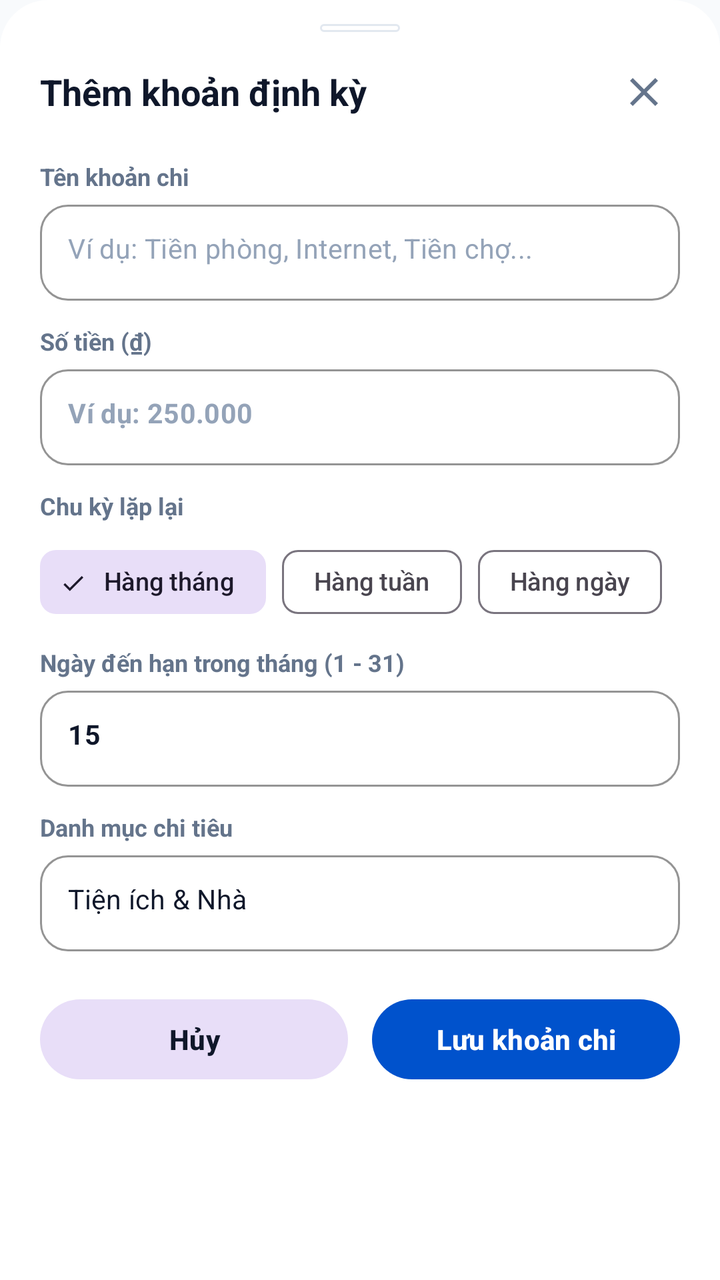
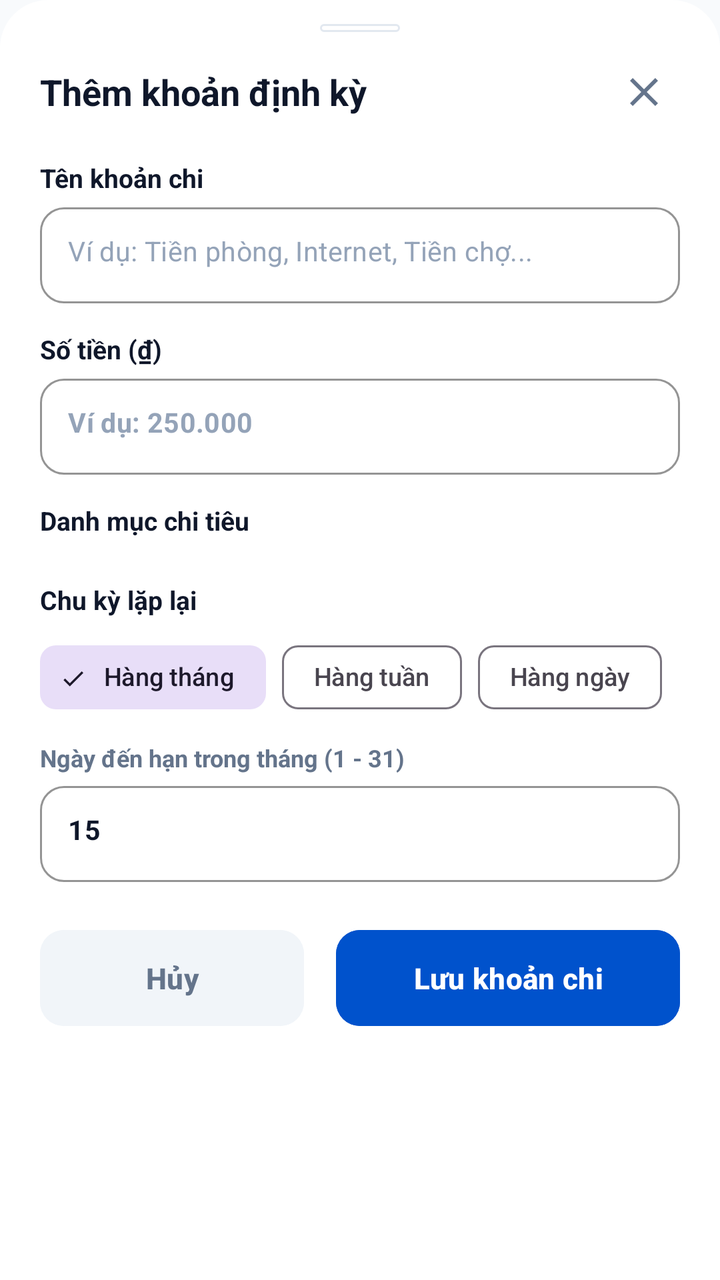

Compare the two renders of this Android layout. The source of the first and the diff that turns it into the second are given below.
<!-- AndroidManifest.xml: application theme Theme.SharedFund -->
<!-- res/layout/bottom_sheet_create_recurring_rule.xml -->
<?xml version="1.0" encoding="utf-8"?>
<LinearLayout xmlns:android="http://schemas.android.com/apk/res/android"
    xmlns:app="http://schemas.android.com/apk/res-auto"
    android:layout_width="match_parent"
    android:layout_height="wrap_content"
    android:background="@drawable/bg_bottom_sheet"
    android:orientation="vertical"
    android:paddingStart="20dp"
    android:paddingTop="12dp"
    android:paddingEnd="20dp"
    android:paddingBottom="28dp">

    <View
        android:layout_width="40dp"
        android:layout_height="4dp"
        android:layout_gravity="center_horizontal"
        android:layout_marginBottom="12dp"
        android:background="@drawable/bg_card" />

    <RelativeLayout
        android:layout_width="match_parent"
        android:layout_height="wrap_content"
        android:layout_marginBottom="16dp">

        <TextView
            android:layout_width="wrap_content"
            android:layout_height="wrap_content"
            android:layout_alignParentStart="true"
            android:layout_centerVertical="true"
            android:text="Thêm khoản định kỳ"
            android:textColor="@color/text_primary"
            android:textSize="18sp"
            android:textStyle="bold" />

        <ImageButton
            android:id="@+id/btnCreateRecurringClose"
            android:layout_width="36dp"
            android:layout_height="36dp"
            android:layout_alignParentEnd="true"
            android:layout_centerVertical="true"
            android:background="?attr/selectableItemBackgroundBorderless"
            android:contentDescription="Đóng"
            android:src="@drawable/ic_close"
            app:tint="@color/text_secondary" />
    </RelativeLayout>

    <TextView
        android:layout_width="wrap_content"
        android:layout_height="wrap_content"
        android:layout_marginBottom="6dp"
        android:text="Tên khoản chi"
        android:textColor="@color/text_secondary"
        android:textSize="12sp"
        android:textStyle="bold" />

    <com.google.android.material.textfield.TextInputLayout
        style="@style/Widget.MaterialComponents.TextInputLayout.OutlinedBox"
        android:layout_width="match_parent"
        android:layout_height="wrap_content"
        app:boxCornerRadiusBottomEnd="14dp"
        app:boxCornerRadiusBottomStart="14dp"
        app:boxCornerRadiusTopEnd="14dp"
        app:boxCornerRadiusTopStart="14dp"
        app:boxStrokeColor="@color/primary"
        app:hintEnabled="false">

        <com.google.android.material.textfield.TextInputEditText
            android:id="@+id/etRecurringTitle"
            android:layout_width="match_parent"
            android:layout_height="48dp"
            android:hint="Ví dụ: Tiền phòng, Internet, Tiền chợ..."
            android:inputType="textCapSentences"
            android:maxLines="1"
            android:paddingStart="14dp"
            android:paddingEnd="14dp"
            android:textColor="@color/text_primary"
            android:textColorHint="@color/text_tertiary"
            android:textSize="13.5sp" />
    </com.google.android.material.textfield.TextInputLayout>

    <TextView
        android:layout_width="wrap_content"
        android:layout_height="wrap_content"
        android:layout_marginTop="12dp"
        android:layout_marginBottom="6dp"
        android:text="Số tiền (₫)"
        android:textColor="@color/text_secondary"
        android:textSize="12sp"
        android:textStyle="bold" />

    <com.google.android.material.textfield.TextInputLayout
        style="@style/Widget.MaterialComponents.TextInputLayout.OutlinedBox"
        android:layout_width="match_parent"
        android:layout_height="wrap_content"
        app:boxCornerRadiusBottomEnd="14dp"
        app:boxCornerRadiusBottomStart="14dp"
        app:boxCornerRadiusTopEnd="14dp"
        app:boxCornerRadiusTopStart="14dp"
        app:boxStrokeColor="@color/primary"
        app:hintEnabled="false">

        <com.google.android.material.textfield.TextInputEditText
            android:id="@+id/etRecurringAmount"
            android:layout_width="match_parent"
            android:layout_height="48dp"
            android:hint="Ví dụ: 250.000"
            android:inputType="number"
            android:maxLines="1"
            android:paddingStart="14dp"
            android:paddingEnd="14dp"
            android:textColor="@color/text_primary"
            android:textColorHint="@color/text_tertiary"
            android:textSize="13.5sp"
            android:textStyle="bold" />
    </com.google.android.material.textfield.TextInputLayout>

    <TextView
        android:layout_width="wrap_content"
        android:layout_height="wrap_content"
        android:layout_marginTop="12dp"
        android:layout_marginBottom="6dp"
        android:text="Chu kỳ lặp lại"
        android:textColor="@color/text_secondary"
        android:textSize="12sp"
        android:textStyle="bold" />

    <com.google.android.material.chip.ChipGroup
        android:id="@+id/chipGroupFrequency"
        android:layout_width="match_parent"
        android:layout_height="wrap_content"
        app:singleSelection="true">

        <com.google.android.material.chip.Chip
            android:id="@+id/chipMonthly"
            style="@style/Widget.Material3.Chip.Filter"
            android:layout_width="wrap_content"
            android:layout_height="wrap_content"
            android:checked="true"
            android:text="Hàng tháng"
            android:textSize="12.5sp" />

        <com.google.android.material.chip.Chip
            android:id="@+id/chipWeekly"
            style="@style/Widget.Material3.Chip.Filter"
            android:layout_width="wrap_content"
            android:layout_height="wrap_content"
            android:text="Hàng tuần"
            android:textSize="12.5sp" />

        <com.google.android.material.chip.Chip
            android:id="@+id/chipDaily"
            style="@style/Widget.Material3.Chip.Filter"
            android:layout_width="wrap_content"
            android:layout_height="wrap_content"
            android:text="Hàng ngày"
            android:textSize="12.5sp" />
    </com.google.android.material.chip.ChipGroup>

    <LinearLayout
        android:id="@+id/layoutMonthlyDayPicker"
        android:layout_width="match_parent"
        android:layout_height="wrap_content"
        android:layout_marginTop="8dp"
        android:orientation="vertical">

        <TextView
            android:layout_width="wrap_content"
            android:layout_height="wrap_content"
            android:layout_marginBottom="6dp"
            android:text="Ngày đến hạn trong tháng (1 - 31)"
            android:textColor="@color/text_secondary"
            android:textSize="12sp"
            android:textStyle="bold" />

        <com.google.android.material.textfield.TextInputLayout
            style="@style/Widget.MaterialComponents.TextInputLayout.OutlinedBox"
            android:layout_width="match_parent"
            android:layout_height="wrap_content"
            app:boxCornerRadiusBottomEnd="14dp"
            app:boxCornerRadiusBottomStart="14dp"
            app:boxCornerRadiusTopEnd="14dp"
            app:boxCornerRadiusTopStart="14dp"
            app:boxStrokeColor="@color/primary"
            app:hintEnabled="false">

            <com.google.android.material.textfield.TextInputEditText
                android:id="@+id/etRecurringDay"
                android:layout_width="match_parent"
                android:layout_height="48dp"
                android:hint="Ví dụ: 15"
                android:inputType="number"
                android:maxLines="1"
                android:paddingStart="14dp"
                android:paddingEnd="14dp"
                android:text="15"
                android:textColor="@color/text_primary"
                android:textSize="13.5sp"
                android:textStyle="bold" />
        </com.google.android.material.textfield.TextInputLayout>
    </LinearLayout>

    <LinearLayout
        android:id="@+id/layoutWeeklyDayPicker"
        android:layout_width="match_parent"
        android:layout_height="wrap_content"
        android:layout_marginTop="8dp"
        android:orientation="vertical"
        android:visibility="gone">

        <TextView
            android:layout_width="wrap_content"
            android:layout_height="wrap_content"
            android:layout_marginBottom="6dp"
            android:text="Thứ lặp lại trong tuần"
            android:textColor="@color/text_secondary"
            android:textSize="12sp"
            android:textStyle="bold" />

        <HorizontalScrollView
            android:layout_width="match_parent"
            android:layout_height="wrap_content"
            android:scrollbars="none">

            <com.google.android.material.chip.ChipGroup
                android:id="@+id/chipGroupWeekDays"
                android:layout_width="wrap_content"
                android:layout_height="wrap_content"
                app:singleSelection="true">

                <com.google.android.material.chip.Chip
                    android:id="@+id/chipDayMon"
                    style="@style/Widget.Material3.Chip.Filter"
                    android:layout_width="wrap_content"
                    android:layout_height="wrap_content"
                    android:checked="true"
                    android:tag="2"
                    android:text="Thứ 2" />

                <com.google.android.material.chip.Chip
                    android:id="@+id/chipDayTue"
                    style="@style/Widget.Material3.Chip.Filter"
                    android:layout_width="wrap_content"
                    android:layout_height="wrap_content"
                    android:tag="3"
                    android:text="Thứ 3" />

                <com.google.android.material.chip.Chip
                    android:id="@+id/chipDayWed"
                    style="@style/Widget.Material3.Chip.Filter"
                    android:layout_width="wrap_content"
                    android:layout_height="wrap_content"
                    android:tag="4"
                    android:text="Thứ 4" />

                <com.google.android.material.chip.Chip
                    android:id="@+id/chipDayThu"
                    style="@style/Widget.Material3.Chip.Filter"
                    android:layout_width="wrap_content"
                    android:layout_height="wrap_content"
                    android:tag="5"
                    android:text="Thứ 5" />

                <com.google.android.material.chip.Chip
                    android:id="@+id/chipDayFri"
                    style="@style/Widget.Material3.Chip.Filter"
                    android:layout_width="wrap_content"
                    android:layout_height="wrap_content"
                    android:tag="6"
                    android:text="Thứ 6" />

                <com.google.android.material.chip.Chip
                    android:id="@+id/chipDaySat"
                    style="@style/Widget.Material3.Chip.Filter"
                    android:layout_width="wrap_content"
                    android:layout_height="wrap_content"
                    android:tag="7"
                    android:text="Thứ 7" />

                <com.google.android.material.chip.Chip
                    android:id="@+id/chipDaySun"
                    style="@style/Widget.Material3.Chip.Filter"
                    android:layout_width="wrap_content"
                    android:layout_height="wrap_content"
                    android:tag="1"
                    android:text="Chủ nhật" />
            </com.google.android.material.chip.ChipGroup>
        </HorizontalScrollView>
    </LinearLayout>

    <TextView
        android:layout_width="wrap_content"
        android:layout_height="wrap_content"
        android:layout_marginTop="12dp"
        android:layout_marginBottom="6dp"
        android:text="Danh mục chi tiêu"
        android:textColor="@color/text_secondary"
        android:textSize="12sp"
        android:textStyle="bold" />

    <com.google.android.material.textfield.TextInputLayout
        style="@style/Widget.MaterialComponents.TextInputLayout.OutlinedBox"
        android:layout_width="match_parent"
        android:layout_height="wrap_content"
        app:boxCornerRadiusBottomEnd="14dp"
        app:boxCornerRadiusBottomStart="14dp"
        app:boxCornerRadiusTopEnd="14dp"
        app:boxCornerRadiusTopStart="14dp"
        app:boxStrokeColor="@color/primary"
        app:hintEnabled="false">

        <com.google.android.material.textfield.TextInputEditText
            android:id="@+id/etRecurringCategory"
            android:layout_width="match_parent"
            android:layout_height="48dp"
            android:hint="Ví dụ: Tiện ích &amp; Nhà, Tiền phòng..."
            android:inputType="text"
            android:maxLines="1"
            android:paddingStart="14dp"
            android:paddingEnd="14dp"
            android:text="Tiện ích &amp; Nhà"
            android:textColor="@color/text_primary"
            android:textSize="13.5sp" />
    </com.google.android.material.textfield.TextInputLayout>

    <LinearLayout
        android:layout_width="match_parent"
        android:layout_height="wrap_content"
        android:layout_marginTop="20dp"
        android:orientation="horizontal"
        android:weightSum="2">

        <com.google.android.material.button.MaterialButton
            android:id="@+id/btnCancelRecurringRule"
            style="@style/Widget.Material3.Button.TonalButton"
            android:layout_width="0dp"
            android:layout_height="48dp"
            android:layout_marginEnd="6dp"
            android:layout_weight="1"
            android:text="Hủy"
            android:textColor="@color/text_primary"
            android:textSize="14sp"
            android:textStyle="bold"
            app:cornerRadius="24dp" />

        <com.google.android.material.button.MaterialButton
            android:id="@+id/btnSubmitRecurringRule"
            android:layout_width="0dp"
            android:layout_height="48dp"
            android:layout_marginStart="6dp"
            android:layout_weight="1"
            android:text="Lưu khoản chi"
            android:textSize="14sp"
            android:textStyle="bold"
            app:cornerRadius="24dp" />
    </LinearLayout>
</LinearLayout>
<!-- resources referenced by this layout -->
<resources>
  <color name="primary">#0052CC</color>
  <color name="text_primary">#0F172A</color>
  <color name="text_secondary">#64748B</color>
  <color name="text_tertiary">#94A3B8</color>
  <!-- drawable bg_bottom_sheet (drawable) -->
  <?xml version="1.0" encoding="utf-8"?>
  <shape xmlns:android="http://schemas.android.com/apk/res/android"
      android:shape="rectangle">
      <solid android:color="@color/surface" />
      <corners
          android:topLeftRadius="24dp"
          android:topRightRadius="24dp"
          android:bottomLeftRadius="0dp"
          android:bottomRightRadius="0dp" />
  </shape>
  <!-- drawable bg_card (drawable) -->
  <?xml version="1.0" encoding="utf-8"?>
  <shape xmlns:android="http://schemas.android.com/apk/res/android"
      android:shape="rectangle">
      <solid android:color="@color/surface" />
      <corners android:radius="16dp" />
      <stroke android:width="1dp" android:color="@color/border" />
  </shape>
  <!-- drawable ic_close (drawable) -->
  <vector xmlns:android="http://schemas.android.com/apk/res/android"
      android:width="24dp"
      android:height="24dp"
      android:viewportWidth="24"
      android:viewportHeight="24">
      <path
          android:fillColor="#FF000000"
          android:pathData="M19,6.41L17.59,5 12,10.59 6.41,5 5,6.41 10.59,12 5,17.59 6.41,19 12,13.41 17.59,19 19,17.59 13.41,12z" />
  </vector>
  <style name="Theme.SharedFund" parent="Base.Theme.SharedFund" />
  <color name="surface">#FFFFFF</color>
  <color name="border">#E2E8F0</color>
  <style name="Base.Theme.SharedFund" parent="Theme.Material3.Light.NoActionBar">
  
          <item name="colorPrimary">@color/primary</item>
  
          <item name="colorPrimaryDark">@color/primary_dark</item>
  
          <item name="colorSecondary">@color/accent_income</item>
  
          <item name="android:statusBarColor">@color/surface</item>
  
          <item name="android:windowLightStatusBar">true</item>
  
          <item name="android:windowBackground">@color/background</item>
  
          <item name="colorSurface">@color/surface</item>
  
          <item name="colorOnSurface">@color/text_primary</item>
  
          <item name="android:textColorPrimary">@color/text_primary</item>
  
          <item name="android:textColorSecondary">@color/text_secondary</item>
  
          <item name="android:textColorHint">@color/text_secondary</item>
  
          <item name="editTextColor">@color/text_primary</item>
  
      </style>
  <color name="primary_dark">#003D99</color>
  <color name="accent_income">#10B981</color>
  <color name="background">#F8FAFC</color>
</resources>

<!-- the commit's change to res/layout/bottom_sheet_create_recurring_rule.xml (unified diff, before → after) -->
@@ -49,18 +49,18 @@
         android:layout_height="wrap_content"
         android:layout_marginBottom="6dp"
         android:text="Tên khoản chi"
-        android:textColor="@color/text_secondary"
-        android:textSize="12sp"
+        android:textColor="@color/text_primary"
+        android:textSize="13sp"
         android:textStyle="bold" />
 
     <com.google.android.material.textfield.TextInputLayout
         style="@style/Widget.MaterialComponents.TextInputLayout.OutlinedBox"
         android:layout_width="match_parent"
         android:layout_height="wrap_content"
-        app:boxCornerRadiusBottomEnd="14dp"
-        app:boxCornerRadiusBottomStart="14dp"
-        app:boxCornerRadiusTopEnd="14dp"
-        app:boxCornerRadiusTopStart="14dp"
+        app:boxCornerRadiusBottomEnd="12dp"
+        app:boxCornerRadiusBottomStart="12dp"
+        app:boxCornerRadiusTopEnd="12dp"
+        app:boxCornerRadiusTopStart="12dp"
         app:boxStrokeColor="@color/primary"
         app:hintEnabled="false">
 
@@ -81,21 +81,21 @@
     <TextView
         android:layout_width="wrap_content"
         android:layout_height="wrap_content"
-        android:layout_marginTop="12dp"
+        android:layout_marginTop="14dp"
         android:layout_marginBottom="6dp"
         android:text="Số tiền (₫)"
-        android:textColor="@color/text_secondary"
-        android:textSize="12sp"
+        android:textColor="@color/text_primary"
+        android:textSize="13sp"
         android:textStyle="bold" />
 
     <com.google.android.material.textfield.TextInputLayout
         style="@style/Widget.MaterialComponents.TextInputLayout.OutlinedBox"
         android:layout_width="match_parent"
         android:layout_height="wrap_content"
-        app:boxCornerRadiusBottomEnd="14dp"
-        app:boxCornerRadiusBottomStart="14dp"
-        app:boxCornerRadiusTopEnd="14dp"
-        app:boxCornerRadiusTopStart="14dp"
+        app:boxCornerRadiusBottomEnd="12dp"
+        app:boxCornerRadiusBottomStart="12dp"
+        app:boxCornerRadiusTopEnd="12dp"
+        app:boxCornerRadiusTopStart="12dp"
         app:boxStrokeColor="@color/primary"
         app:hintEnabled="false">
 
@@ -117,11 +117,35 @@
     <TextView
         android:layout_width="wrap_content"
         android:layout_height="wrap_content"
-        android:layout_marginTop="12dp"
+        android:layout_marginTop="14dp"
+        android:layout_marginBottom="6dp"
+        android:text="Danh mục chi tiêu"
+        android:textColor="@color/text_primary"
+        android:textSize="13sp"
+        android:textStyle="bold" />
+
+    <HorizontalScrollView
+        android:layout_width="match_parent"
+        android:layout_height="wrap_content"
+        android:layout_marginBottom="2dp"
+        android:overScrollMode="never"
+        android:scrollbars="none">
+
+        <LinearLayout
+            android:id="@+id/layoutRecurringCategoryChips"
+            android:layout_width="wrap_content"
+            android:layout_height="wrap_content"
+            android:orientation="horizontal" />
+    </HorizontalScrollView>
+
+    <TextView
+        android:layout_width="wrap_content"
+        android:layout_height="wrap_content"
+        android:layout_marginTop="14dp"
         android:layout_marginBottom="6dp"
         android:text="Chu kỳ lặp lại"
-        android:textColor="@color/text_secondary"
-        android:textSize="12sp"
+        android:textColor="@color/text_primary"
+        android:textSize="13sp"
         android:textStyle="bold" />
 
     <com.google.android.material.chip.ChipGroup
@@ -176,10 +200,10 @@
             style="@style/Widget.MaterialComponents.TextInputLayout.OutlinedBox"
             android:layout_width="match_parent"
             android:layout_height="wrap_content"
-            app:boxCornerRadiusBottomEnd="14dp"
-            app:boxCornerRadiusBottomStart="14dp"
-            app:boxCornerRadiusTopEnd="14dp"
-            app:boxCornerRadiusTopStart="14dp"
+            app:boxCornerRadiusBottomEnd="12dp"
+            app:boxCornerRadiusBottomStart="12dp"
+            app:boxCornerRadiusTopEnd="12dp"
+            app:boxCornerRadiusTopStart="12dp"
             app:boxStrokeColor="@color/primary"
             app:hintEnabled="false">
 
@@ -287,70 +311,44 @@
         </HorizontalScrollView>
     </LinearLayout>
 
-    <TextView
-        android:layout_width="wrap_content"
-        android:layout_height="wrap_content"
-        android:layout_marginTop="12dp"
-        android:layout_marginBottom="6dp"
-        android:text="Danh mục chi tiêu"
-        android:textColor="@color/text_secondary"
-        android:textSize="12sp"
-        android:textStyle="bold" />
-
-    <com.google.android.material.textfield.TextInputLayout
-        style="@style/Widget.MaterialComponents.TextInputLayout.OutlinedBox"
-        android:layout_width="match_parent"
-        android:layout_height="wrap_content"
-        app:boxCornerRadiusBottomEnd="14dp"
-        app:boxCornerRadiusBottomStart="14dp"
-        app:boxCornerRadiusTopEnd="14dp"
-        app:boxCornerRadiusTopStart="14dp"
-        app:boxStrokeColor="@color/primary"
-        app:hintEnabled="false">
-
-        <com.google.android.material.textfield.TextInputEditText
-            android:id="@+id/etRecurringCategory"
-            android:layout_width="match_parent"
-            android:layout_height="48dp"
-            android:hint="Ví dụ: Tiện ích &amp; Nhà, Tiền phòng..."
-            android:inputType="text"
-            android:maxLines="1"
-            android:paddingStart="14dp"
-            android:paddingEnd="14dp"
-            android:text="Tiện ích &amp; Nhà"
-            android:textColor="@color/text_primary"
-            android:textSize="13.5sp" />
-    </com.google.android.material.textfield.TextInputLayout>
-
     <LinearLayout
         android:layout_width="match_parent"
         android:layout_height="wrap_content"
-        android:layout_marginTop="20dp"
-        android:orientation="horizontal"
-        android:weightSum="2">
+        android:layout_marginTop="24dp"
+        android:orientation="horizontal">
 
         <com.google.android.material.button.MaterialButton
             android:id="@+id/btnCancelRecurringRule"
-            style="@style/Widget.Material3.Button.TonalButton"
             android:layout_width="0dp"
             android:layout_height="48dp"
-            android:layout_marginEnd="6dp"
+            android:layout_marginEnd="8dp"
             android:layout_weight="1"
+            android:backgroundTint="@color/surface_variant"
+            android:insetTop="0dp"
+            android:insetBottom="0dp"
             android:text="Hủy"
-            android:textColor="@color/text_primary"
-            android:textSize="14sp"
+            android:textAllCaps="false"
+            android:textColor="@color/text_secondary"
+            android:textSize="14.5sp"
             android:textStyle="bold"
-            app:cornerRadius="24dp" />
+            app:cornerRadius="12dp"
+            app:elevation="0dp" />
 
         <com.google.android.material.button.MaterialButton
             android:id="@+id/btnSubmitRecurringRule"
             android:layout_width="0dp"
             android:layout_height="48dp"
-            android:layout_marginStart="6dp"
-            android:layout_weight="1"
+            android:layout_marginStart="8dp"
+            android:layout_weight="1.3"
+            android:backgroundTint="@color/primary"
+            android:insetTop="0dp"
+            android:insetBottom="0dp"
             android:text="Lưu khoản chi"
-            android:textSize="14sp"
+            android:textAllCaps="false"
+            android:textColor="@android:color/white"
+            android:textSize="14.5sp"
             android:textStyle="bold"
-            app:cornerRadius="24dp" />
+            app:cornerRadius="12dp"
+            app:elevation="0dp" />
     </LinearLayout>
 </LinearLayout>
<!-- resource entries referenced after the edit -->
@@ -1,6 +1,7 @@
 <!-- resources referenced by this layout -->
 <resources>
   <color name="primary">#0052CC</color>
+  <color name="surface_variant">#F1F5F9</color>
   <color name="text_primary">#0F172A</color>
   <color name="text_secondary">#64748B</color>
   <color name="text_tertiary">#94A3B8</color>
